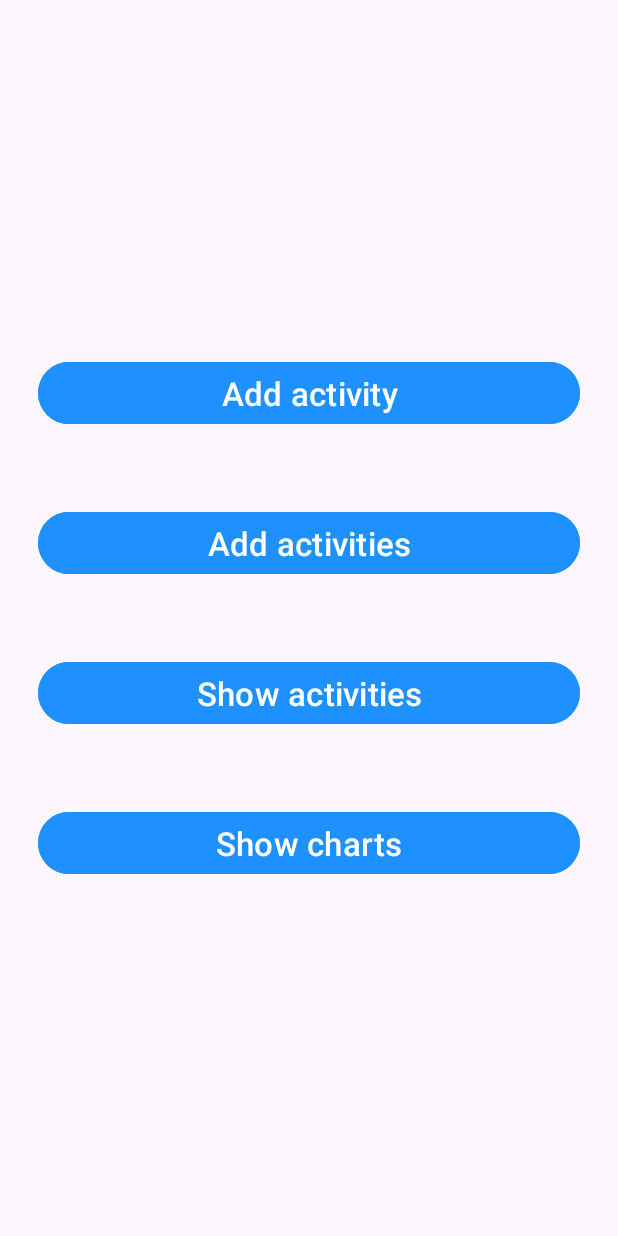
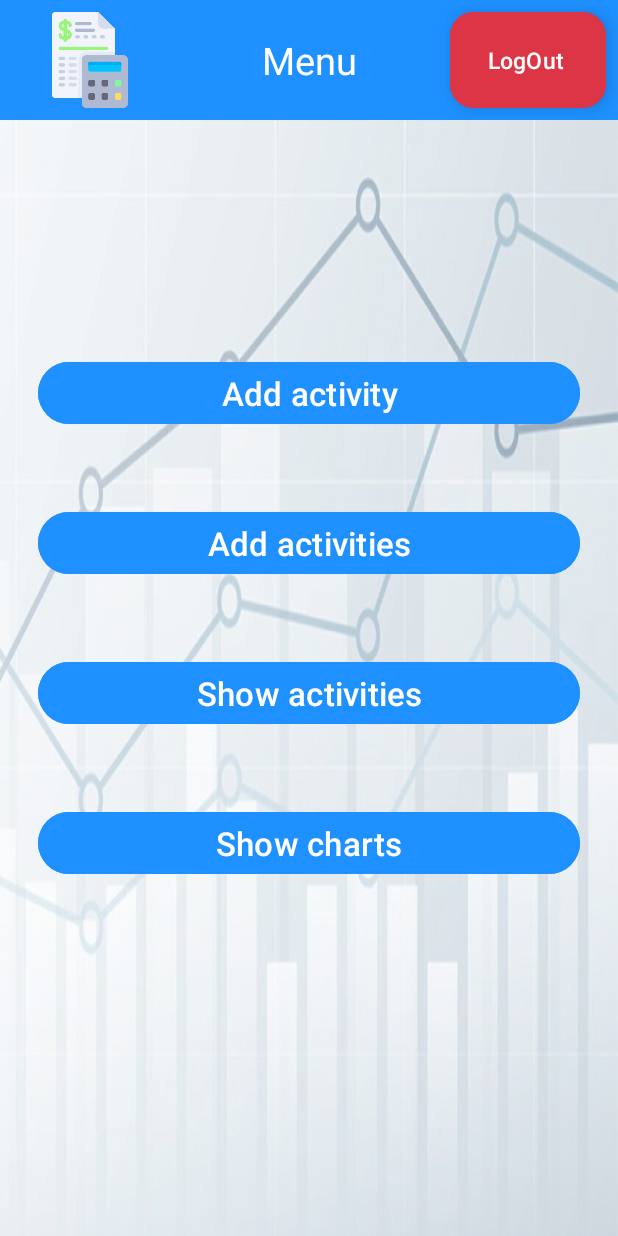
Before and after one commit to DorMor1999/Final_Project_Andorid, an Android app: the screen it shows after launch once a user with an empty profile is signed in (MenuActivity), on a phone screen of 412 x 824 dp. Run offline under Robolectric (Android 15) with nearby library versions, the phone set to English and light mode, and no system bars; our stand-ins replace Firebase (no records; nobody signed in at launch, a user with empty details on screens opened directly); libraries missing offline, so code that uses them is left out: com.firebase.ui; 1 statement that could not run was skipped.

Commit message:
finishing menu visibility and nav fragment

```diff
--- a/app/src/main/java/com/example/android_final_project/Activities/MenuActivity.java
+++ b/app/src/main/java/com/example/android_final_project/Activities/MenuActivity.java
@@ -1,26 +1,56 @@
 package com.example.android_final_project.Activities;
 
+import android.content.Intent;
 import android.os.Bundle;
+import android.widget.Button;
+import android.widget.FrameLayout;
 
 import androidx.activity.EdgeToEdge;
+import androidx.annotation.NonNull;
 import androidx.appcompat.app.AppCompatActivity;
 import androidx.core.graphics.Insets;
 import androidx.core.view.ViewCompat;
 import androidx.core.view.WindowInsetsCompat;
 
+import com.example.android_final_project.Fragments.NavFragment;
+import com.example.android_final_project.Interfaces.Callback_Log_Out_Clicked;
 import com.example.android_final_project.R;
+import com.firebase.ui.auth.AuthUI;
+import com.google.android.gms.tasks.OnCompleteListener;
+import com.google.android.gms.tasks.Task;
 
-public class MenuActivity extends AppCompatActivity {
+public class MenuActivity extends AppCompatActivity  {
+
+    private FrameLayout menu_FRAME_nav;
+    private Button menu_BTN_add_activity;
+    private Button menu_BTN_add_activities;
+    private Button menu_BTN_show_activities;
+    private Button menu_BTN_show_charts;
+    private NavFragment navFragment;
+    private final String TITLE = "Menu";
 
     @Override
     protected void onCreate(Bundle savedInstanceState) {
         super.onCreate(savedInstanceState);
-        EdgeToEdge.enable(this);
         setContentView(R.layout.activity_menu);
-        ViewCompat.setOnApplyWindowInsetsListener(findViewById(R.id.main), (v, insets) -> {
-            Insets systemBars = insets.getInsets(WindowInsetsCompat.Type.systemBars());
-            v.setPadding(systemBars.left, systemBars.top, systemBars.right, systemBars.bottom);
-            return insets;
-        });
+
+        findViews();
+        initViews();
+    }
+
+    private void initViews() {
+        navFragment = new NavFragment();
+        navFragment.setTextNavTitle(TITLE);
+       //navFragment.setCallbackLogOutClicked(this);
+        // Show fragment
+        getSupportFragmentManager().beginTransaction().add(R.id.menu_FRAME_nav, navFragment).commit();
+    }
+
+    private void findViews() {
+        menu_FRAME_nav = findViewById(R.id.menu_FRAME_nav);
+        menu_BTN_add_activity = findViewById(R.id.menu_BTN_add_activity);
+        menu_BTN_add_activities = findViewById(R.id.menu_BTN_add_activities);
+        menu_BTN_show_activities = findViewById(R.id.menu_BTN_show_activities);
+        menu_BTN_show_charts = findViewById(R.id.menu_BTN_show_charts);
     }
 }
--- /dev/null
+++ b/app/src/main/java/com/example/android_final_project/Fragments/NavFragment.java
@@ -0,0 +1,88 @@
+package com.example.android_final_project.Fragments;
+
+import android.content.Intent;
+import android.os.Bundle;
+
+import androidx.annotation.NonNull;
+import androidx.appcompat.widget.AppCompatImageView;
+import androidx.fragment.app.Fragment;
+
+import android.view.LayoutInflater;
+import android.view.View;
+import android.view.ViewGroup;
+import android.widget.TextView;
+
+import com.example.android_final_project.Activities.AuthActivity;
+import com.example.android_final_project.Activities.MenuActivity;
+import com.example.android_final_project.Activities.SplashActivity;
+import com.example.android_final_project.Interfaces.Callback_Log_Out_Clicked;
+import com.example.android_final_project.R;
+import com.firebase.ui.auth.AuthUI;
+import com.google.android.gms.tasks.OnCompleteListener;
+import com.google.android.gms.tasks.Task;
+import com.google.android.material.floatingactionbutton.ExtendedFloatingActionButton;
+
+
+public class NavFragment extends Fragment {
+
+
+    private AppCompatImageView FRAG_NAV_LOGO;
+    private TextView FRAG_NAV_TITLE;
+    private ExtendedFloatingActionButton FRAG_NAV_LOG_OUT_BTN;
+    private String navTitle;
+
+    public NavFragment() {
+        // Required empty public constructor
+    }
+
+    public void setTextNavTitle(String navTitle){
+        this.navTitle = navTitle;
+    }
+
+
+    @Override
+    public View onCreateView(LayoutInflater inflater, ViewGroup container,
+                             Bundle savedInstanceState) {
+        // Inflate the layout for this fragment
+        View v = inflater.inflate(R.layout.fragment_nav, container, false);
+        findViews(v);
+        initViews();
+        return v;
+    }
+
+    private void initViews() {
+        changeTitleText();
+        FRAG_NAV_LOG_OUT_BTN.setOnClickListener(v -> logOutClicked());
+        FRAG_NAV_LOGO.setOnClickListener(v -> moveToMenu());
+    }
+
+    private void moveToMenu() {
+        Intent i = new Intent(getActivity(), MenuActivity.class);
+        startActivity(i);
+        getActivity().finish(); // Close the current activity
+    }
+
+    private void logOutClicked() {
+        if (getActivity() != null) {
+            AuthUI.getInstance()
+                    .signOut(getActivity())
+                    .addOnCompleteListener(new OnCompleteListener<Void>() {
+                        public void onComplete(@NonNull Task<Void> task) {
+                            Intent i = new Intent(getActivity(), AuthActivity.class);
+                            startActivity(i);
+                            getActivity().finish();
+                        }
+                    });
+        }
+    }
+
+    private void changeTitleText() {
+        FRAG_NAV_TITLE.setText(navTitle);
+    }
+
+    private void findViews(View v) {
+        FRAG_NAV_LOGO = v.findViewById(R.id.FRAG_NAV_LOGO);
+        FRAG_NAV_TITLE = v.findViewById(R.id.FRAG_NAV_TITLE);
+        FRAG_NAV_LOG_OUT_BTN = v.findViewById(R.id.FRAG_NAV_LOG_OUT_BTN);
+    }
+}
--- /dev/null
+++ b/app/src/main/java/com/example/android_final_project/Interfaces/Callback_Log_Out_Clicked.java
@@ -0,0 +1,5 @@
+package com.example.android_final_project.Interfaces;
+
+public interface Callback_Log_Out_Clicked {
+    void logOutClicked();
+}
--- a/app/src/main/res/layout/activity_menu.xml
+++ b/app/src/main/res/layout/activity_menu.xml
@@ -5,12 +5,17 @@
     android:id="@+id/main"
     android:layout_width="match_parent"
     android:layout_height="match_parent"
-    tools:context=".Activities.MenuActivity">
+    tools:context=".Activities.MenuActivity"
+    android:background="@drawable/background_menu">
 
 
 
 
-
+    <FrameLayout
+        android:id="@+id/menu_FRAME_nav"
+        android:layout_width="match_parent"
+        android:layout_height="@dimen/nav_high"
+        android:background="@color/application_icon_blue"/>
 
 
     <!--menu buttons part-->
--- /dev/null
+++ b/app/src/main/res/layout/fragment_nav.xml
@@ -0,0 +1,51 @@
+<?xml version="1.0" encoding="utf-8"?>
+<FrameLayout xmlns:android="http://schemas.android.com/apk/res/android"
+    xmlns:tools="http://schemas.android.com/tools"
+    android:layout_width="match_parent"
+    android:layout_height="match_parent"
+    xmlns:app="http://schemas.android.com/apk/res-auto"
+    tools:context=".Fragments.NavFragment">
+
+    <LinearLayout
+        android:layout_width="match_parent"
+        android:layout_height="match_parent"
+        android:orientation="horizontal">
+
+
+        <androidx.appcompat.widget.AppCompatImageView
+            android:id="@+id/FRAG_NAV_LOGO"
+            android:layout_width="0dp"
+            android:layout_height="match_parent"
+            android:layout_weight="1"
+            app:srcCompat="@drawable/budget_app_icon_xml"
+            android:layout_margin="@dimen/default_nav_item_margin"/>
+
+        <TextView
+            android:id="@+id/FRAG_NAV_TITLE"
+            android:layout_width="0dp"
+            android:layout_height="match_parent"
+            android:layout_weight="1.5"
+            android:textSize="@dimen/nav_title_size"
+            android:text="Your Text Here"
+            android:textColor="@color/white"
+            android:gravity="center"
+            android:textAlignment="center"
+            android:layout_margin="@dimen/default_nav_item_margin"
+            />
+
+
+        <com.google.android.material.floatingactionbutton.ExtendedFloatingActionButton
+            android:id="@+id/FRAG_NAV_LOG_OUT_BTN"
+            android:layout_width="0dp"
+            android:layout_height="match_parent"
+            android:clickable="true"
+            android:layout_weight="1"
+            android:textColor="@color/white"
+            android:backgroundTint="@color/log_out_btn_color"
+            android:text="@string/logout_text"
+            android:textSize="@dimen/log_out_size_text_btn"
+            android:layout_margin="@dimen/default_nav_item_margin"/>
+
+    </LinearLayout>
+
+</FrameLayout>
--- a/app/src/main/res/values/colors.xml
+++ b/app/src/main/res/values/colors.xml
@@ -3,5 +3,6 @@
     <color name="black">#FF000000</color>
     <color name="white">#FFFFFFFF</color>
     <color name="application_icon_blue">#1E90FF</color>
+    <color name="log_out_btn_color">#DC3545</color>
 
 </resources>
--- a/app/src/main/res/values/dimens.xml
+++ b/app/src/main/res/values/dimens.xml
@@ -5,4 +5,8 @@
     <dimen name="logo_splash_w_and_h">200dp</dimen>
     <dimen name="menu_buttons_margin">25dp</dimen>
     <dimen name="menu_BTNS_text_size">22sp</dimen>
+    <dimen name="nav_high">80dp</dimen>
+    <dimen name="nav_title_size">25sp</dimen>
+    <dimen name="default_nav_item_margin">8dp</dimen>
+    <dimen name="log_out_size_text_btn">15sp</dimen>
 </resources>
--- a/app/src/main/res/values/strings.xml
+++ b/app/src/main/res/values/strings.xml
@@ -6,4 +6,7 @@
     <string name="show_activities_string">Show activities</string>
     <string name="show_charts_string">Show charts</string>
     <string name="menu_text">Menu</string>
+    <!-- TODO: Remove or change this placeholder text -->
+    <string name="hello_blank_fragment">Hello blank fragment</string>
+    <string name="logout_text">LogOut</string>
 </resources>
```
Also changed, not shown: app/src/main/res/drawable/background_menu.jpg (added).
